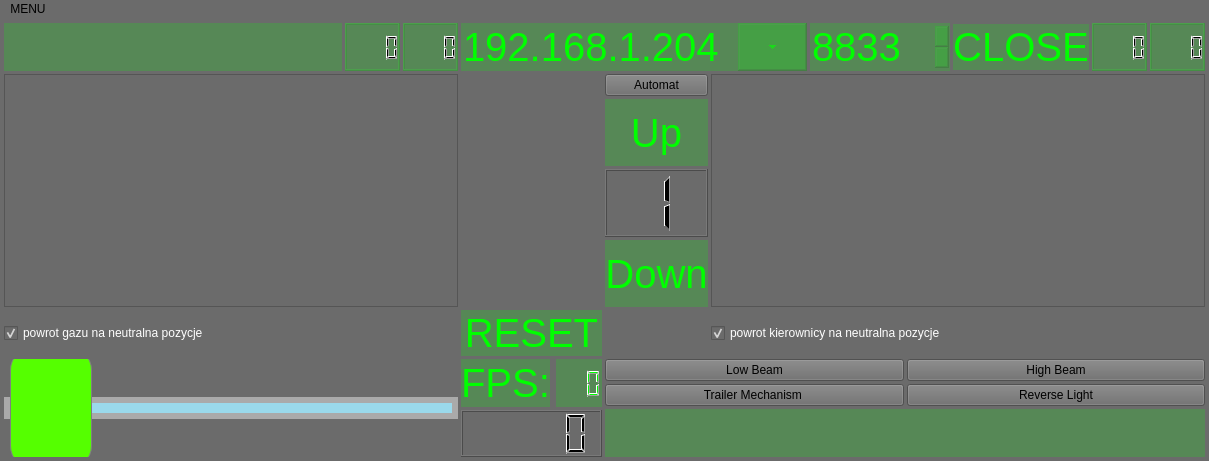
Qt form pilot/pilotwindow.ui (cyniu88/QT_kurs) before a commit.
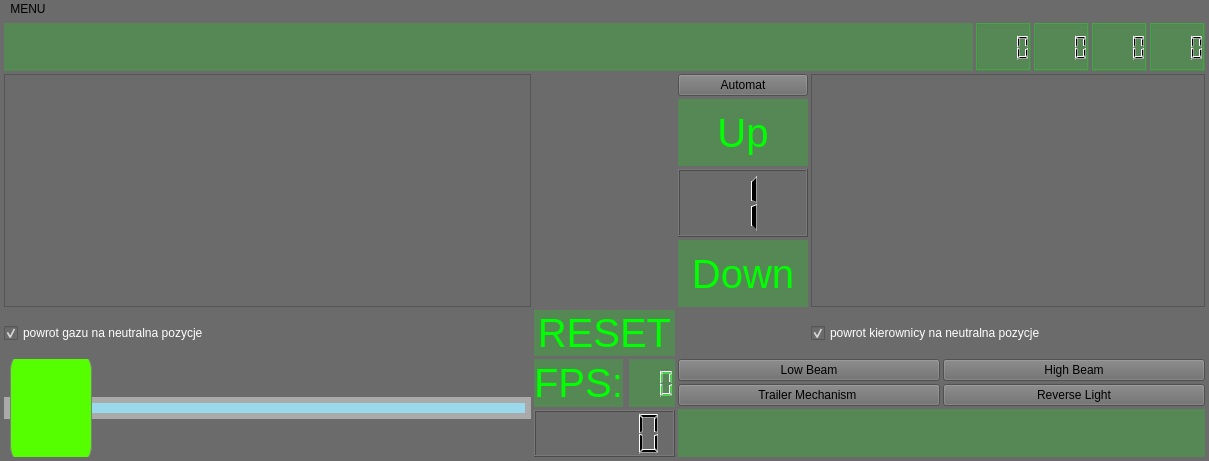
The same form after that commit. Icons and pictures are not drawn. Custom widgets are drawn as their Qt base class.

Commit message: wiekszy pasek menu  plus kolorowy dialog

The edit to the form file:
```diff
--- a/pilot/pilotwindow.ui
+++ b/pilot/pilotwindow.ui
@@ -89,247 +89,6 @@
       </item>
      </layout>
     </item>
-    <item row="3" column="6" colspan="6">
-     <widget class="QCheckBox" name="checkBoxWheel">
-      <property name="sizePolicy">
-       <sizepolicy hsizetype="Fixed" vsizetype="Fixed">
-        <horstretch>0</horstretch>
-        <verstretch>0</verstretch>
-       </sizepolicy>
-      </property>
-      <property name="styleSheet">
-       <string notr="true">color: rgb(255, 255, 255);</string>
-      </property>
-      <property name="text">
-       <string>powrot kierownicy na neutralna pozycje</string>
-      </property>
-      <property name="checked">
-       <bool>true</bool>
-      </property>
-      <property name="tristate">
-       <bool>false</bool>
-      </property>
-     </widget>
-    </item>
-    <item row="0" column="7" colspan="2">
-     <widget class="QSpinBox" name="port">
-      <property name="sizePolicy">
-       <sizepolicy hsizetype="Fixed" vsizetype="Fixed">
-        <horstretch>0</horstretch>
-        <verstretch>0</verstretch>
-       </sizepolicy>
-      </property>
-      <property name="styleSheet">
-       <string notr="true">background-color: rgba(0, 255, 0, 50);
- border: true;
-	border-color: rgb(0, 255, 0);
-	color: rgb(0, 255, 0);
-    font-family:  &quot;Franklin Gothic Medium&quot;;
-    font-size:  40px;</string>
-      </property>
-      <property name="maximum">
-       <number>99999</number>
-      </property>
-      <property name="value">
-       <number>8833</number>
-      </property>
-     </widget>
-    </item>
-    <item row="4" column="5" colspan="7">
-     <layout class="QGridLayout" name="gridLayout_5">
-      <item row="3" column="0" colspan="2">
-       <widget class="QLineEdit" name="infoTxt">
-        <property name="sizePolicy">
-         <sizepolicy hsizetype="Expanding" vsizetype="Fixed">
-          <horstretch>0</horstretch>
-          <verstretch>0</verstretch>
-         </sizepolicy>
-        </property>
-        <property name="styleSheet">
-         <string notr="true">background-color: rgba(0, 255, 0, 50);
- border: true;
-	border-color: rgb(0, 255, 0);
-	color: rgb(0, 255, 0);
-    font-family:  &quot;Franklin Gothic Medium&quot;;
-    font-size:  40px;</string>
-        </property>
-        <property name="readOnly">
-         <bool>true</bool>
-        </property>
-       </widget>
-      </item>
-      <item row="1" column="0" colspan="2">
-       <layout class="QHBoxLayout" name="horizontalLayout">
-        <item>
-         <widget class="myButton" name="buttonLowBeam">
-          <property name="text">
-           <string>Low Beam</string>
-          </property>
-         </widget>
-        </item>
-        <item>
-         <widget class="myButton" name="buttonHighBeam">
-          <property name="text">
-           <string>High Beam</string>
-          </property>
-         </widget>
-        </item>
-       </layout>
-      </item>
-      <item row="2" column="1">
-       <widget class="myButton" name="buttonReverseLight">
-        <property name="text">
-         <string>Reverse Light</string>
-        </property>
-       </widget>
-      </item>
-      <item row="2" column="0">
-       <widget class="myButton" name="buttonTrailerMechanism">
-        <property name="text">
-         <string>Trailer Mechanism </string>
-        </property>
-       </widget>
-      </item>
-     </layout>
-    </item>
-    <item row="0" column="3">
-     <widget class="QLCDNumber" name="gazLCD_y">
-      <property name="sizePolicy">
-       <sizepolicy hsizetype="Fixed" vsizetype="Ignored">
-        <horstretch>0</horstretch>
-        <verstretch>0</verstretch>
-       </sizepolicy>
-      </property>
-      <property name="styleSheet">
-       <string notr="true">background-color: rgba(0, 255, 0, 50);</string>
-      </property>
-      <property name="digitCount">
-       <number>4</number>
-      </property>
-     </widget>
-    </item>
-    <item row="0" column="0" colspan="2">
-     <widget class="QLineEdit" name="responsTxt">
-      <property name="sizePolicy">
-       <sizepolicy hsizetype="Expanding" vsizetype="Fixed">
-        <horstretch>0</horstretch>
-        <verstretch>0</verstretch>
-       </sizepolicy>
-      </property>
-      <property name="styleSheet">
-       <string notr="true">background-color: rgba(0, 255, 0, 50);
-border: true;
-border-color: rgb(0, 255, 0,255);
-color: rgb(0, 255, 0);
-font-family:  &quot;Franklin Gothic Medium&quot;;
-font-size:  40px;</string>
-      </property>
-      <property name="readOnly">
-       <bool>true</bool>
-      </property>
-     </widget>
-    </item>
-    <item row="0" column="11">
-     <widget class="QLCDNumber" name="skretLCD_y">
-      <property name="sizePolicy">
-       <sizepolicy hsizetype="Fixed" vsizetype="Ignored">
-        <horstretch>0</horstretch>
-        <verstretch>0</verstretch>
-       </sizepolicy>
-      </property>
-      <property name="styleSheet">
-       <string notr="true">background-color: rgba(0, 255, 0, 50);</string>
-      </property>
-      <property name="digitCount">
-       <number>4</number>
-      </property>
-     </widget>
-    </item>
-    <item row="0" column="2">
-     <widget class="QLCDNumber" name="gazLCD_x">
-      <property name="sizePolicy">
-       <sizepolicy hsizetype="Fixed" vsizetype="Ignored">
-        <horstretch>0</horstretch>
-        <verstretch>0</verstretch>
-       </sizepolicy>
-      </property>
-      <property name="styleSheet">
-       <string notr="true">background-color: rgba(0, 255, 0, 50);</string>
-      </property>
-      <property name="digitCount">
-       <number>4</number>
-      </property>
-     </widget>
-    </item>
-    <item row="2" column="5">
-     <layout class="QVBoxLayout" name="verticalLayout">
-      <item>
-       <widget class="myButton" name="buttonAutomatGearbox">
-        <property name="text">
-         <string>Automat</string>
-        </property>
-       </widget>
-      </item>
-      <item>
-       <widget class="myButton" name="push_plusGear">
-        <property name="sizePolicy">
-         <sizepolicy hsizetype="Minimum" vsizetype="Ignored">
-          <horstretch>0</horstretch>
-          <verstretch>0</verstretch>
-         </sizepolicy>
-        </property>
-        <property name="styleSheet">
-         <string notr="true">background-color: rgba(0, 255, 0, 50);
- border: true;
-	border-color: rgb(0, 255, 0);
-	color: rgb(0, 255, 0);
-    font-family:  &quot;Franklin Gothic Medium&quot;;
-    font-size:  40px;</string>
-        </property>
-        <property name="text">
-         <string>Up</string>
-        </property>
-       </widget>
-      </item>
-      <item>
-       <widget class="QLCDNumber" name="gear">
-        <property name="sizePolicy">
-         <sizepolicy hsizetype="Minimum" vsizetype="Ignored">
-          <horstretch>0</horstretch>
-          <verstretch>0</verstretch>
-         </sizepolicy>
-        </property>
-        <property name="digitCount">
-         <number>1</number>
-        </property>
-        <property name="intValue" stdset="0">
-         <number>1</number>
-        </property>
-       </widget>
-      </item>
-      <item>
-       <widget class="myButton" name="push_minusGear">
-        <property name="sizePolicy">
-         <sizepolicy hsizetype="Minimum" vsizetype="Ignored">
-          <horstretch>0</horstretch>
-          <verstretch>0</verstretch>
-         </sizepolicy>
-        </property>
-        <property name="styleSheet">
-         <string notr="true">background-color: rgba(0, 255, 0, 50);
- border: true;
-	border-color: rgb(0, 255, 0);
-	color: rgb(0, 255, 0);
-    font-family:  &quot;Franklin Gothic Medium&quot;;
-    font-size:  40px;</string>
-        </property>
-        <property name="text">
-         <string>Down</string>
-        </property>
-       </widget>
-      </item>
-     </layout>
-    </item>
     <item row="3" column="4">
      <widget class="myButton" name="reset">
       <property name="sizePolicy">
@@ -351,27 +110,6 @@
       </property>
      </widget>
     </item>
-    <item row="0" column="9">
-     <widget class="QPushButton" name="pushButtonClose">
-      <property name="sizePolicy">
-       <sizepolicy hsizetype="Minimum" vsizetype="Maximum">
-        <horstretch>0</horstretch>
-        <verstretch>0</verstretch>
-       </sizepolicy>
-      </property>
-      <property name="styleSheet">
-       <string notr="true">background-color: rgba(0, 255, 0, 50);
- border: true;
-	border-color: rgb(0, 255, 0);
-	color: rgb(0, 255, 0);
-    font-family:  &quot;Franklin Gothic Medium&quot;;
-    font-size:  40px;</string>
-      </property>
-      <property name="text">
-       <string>CLOSE</string>
-      </property>
-     </widget>
-    </item>
     <item row="3" column="0" colspan="3">
      <widget class="QCheckBox" name="checkBoxPower">
       <property name="styleSheet">
@@ -388,105 +126,6 @@
       </property>
      </widget>
     </item>
-    <item row="2" column="0" colspan="4">
-     <widget class="QGraphicsView" name="graphicsView_gaz">
-      <property name="verticalScrollBarPolicy">
-       <enum>Qt::ScrollBarAlwaysOff</enum>
-      </property>
-      <property name="horizontalScrollBarPolicy">
-       <enum>Qt::ScrollBarAlwaysOff</enum>
-      </property>
-      <property name="sizeAdjustPolicy">
-       <enum>QAbstractScrollArea::AdjustToContents</enum>
-      </property>
-     </widget>
-    </item>
-    <item row="2" column="6" colspan="6">
-     <widget class="QGraphicsView" name="graphicsView_skret">
-      <property name="sizePolicy">
-       <sizepolicy hsizetype="Preferred" vsizetype="Expanding">
-        <horstretch>0</horstretch>
-        <verstretch>0</verstretch>
-       </sizepolicy>
-      </property>
-      <property name="verticalScrollBarPolicy">
-       <enum>Qt::ScrollBarAlwaysOff</enum>
-      </property>
-      <property name="horizontalScrollBarPolicy">
-       <enum>Qt::ScrollBarAlwaysOff</enum>
-      </property>
-      <property name="sizeAdjustPolicy">
-       <enum>QAbstractScrollArea::AdjustToContents</enum>
-      </property>
-     </widget>
-    </item>
-    <item row="0" column="10">
-     <widget class="QLCDNumber" name="skretLCD_x">
-      <property name="sizePolicy">
-       <sizepolicy hsizetype="Fixed" vsizetype="Ignored">
-        <horstretch>0</horstretch>
-        <verstretch>0</verstretch>
-       </sizepolicy>
-      </property>
-      <property name="styleSheet">
-       <string notr="true">background-color: rgba(0, 255, 0, 50);</string>
-      </property>
-      <property name="digitCount">
-       <number>4</number>
-      </property>
-     </widget>
-    </item>
-    <item row="0" column="4" colspan="3">
-     <widget class="QComboBox" name="adresIP">
-      <property name="sizePolicy">
-       <sizepolicy hsizetype="Minimum" vsizetype="Fixed">
-        <horstretch>0</horstretch>
-        <verstretch>0</verstretch>
-       </sizepolicy>
-      </property>
-      <property name="styleSheet">
-       <string notr="true">
-QComboBox {
- 
-background-color: rgba(0, 255, 0, 50);
- border: true;
-	border-color: rgb(0, 255, 0);
-	color: rgb(0, 255, 0);
-    font-family:  &quot;Franklin Gothic Medium&quot;;
-    font-size:  40px;
-}
-QComboBox::drop-down {
-     width:19px;
-   
-    margin-right:50px;
-   
-}
-QComboBox::down-arrow {
-   
-	image: url(:/ikony/files/down_arrow.png);
-}
-	</string>
-      </property>
-      <property name="editable">
-       <bool>true</bool>
-      </property>
-      <item>
-       <property name="text">
-        <string>192.168.1.204</string>
-       </property>
-      </item>
-      <item>
-       <property name="text">
-        <string>192.168.43.208</string>
-       </property>
-      </item>
-      <item>
-       <property name="text">
-        <string>cyniu88.no-ip.pl</string>
-       </property>
-      </item>
-     </widget>
-    </item>
     <item row="4" column="0" colspan="4">
      <widget class="myTouchSlider" name="horizontalSlider">
       <property name="sizePolicy">
@@ -533,6 +172,275 @@
       </property>
      </widget>
     </item>
+    <item row="2" column="0" colspan="4">
+     <widget class="QGraphicsView" name="graphicsView_gaz">
+      <property name="verticalScrollBarPolicy">
+       <enum>Qt::ScrollBarAlwaysOff</enum>
+      </property>
+      <property name="horizontalScrollBarPolicy">
+       <enum>Qt::ScrollBarAlwaysOff</enum>
+      </property>
+      <property name="sizeAdjustPolicy">
+       <enum>QAbstractScrollArea::AdjustToContents</enum>
+      </property>
+     </widget>
+    </item>
+    <item row="2" column="5">
+     <layout class="QVBoxLayout" name="verticalLayout">
+      <item>
+       <widget class="myButton" name="buttonAutomatGearbox">
+        <property name="text">
+         <string>Automat</string>
+        </property>
+       </widget>
+      </item>
+      <item>
+       <widget class="myButton" name="push_plusGear">
+        <property name="sizePolicy">
+         <sizepolicy hsizetype="Minimum" vsizetype="Ignored">
+          <horstretch>0</horstretch>
+          <verstretch>0</verstretch>
+         </sizepolicy>
+        </property>
+        <property name="styleSheet">
+         <string notr="true">background-color: rgba(0, 255, 0, 50);
+ border: true;
+	border-color: rgb(0, 255, 0);
+	color: rgb(0, 255, 0);
+    font-family:  &quot;Franklin Gothic Medium&quot;;
+    font-size:  40px;</string>
+        </property>
+        <property name="text">
+         <string>Up</string>
+        </property>
+       </widget>
+      </item>
+      <item>
+       <widget class="QLCDNumber" name="gear">
+        <property name="sizePolicy">
+         <sizepolicy hsizetype="Minimum" vsizetype="Ignored">
+          <horstretch>0</horstretch>
+          <verstretch>0</verstretch>
+         </sizepolicy>
+        </property>
+        <property name="digitCount">
+         <number>1</number>
+        </property>
+        <property name="intValue" stdset="0">
+         <number>1</number>
+        </property>
+       </widget>
+      </item>
+      <item>
+       <widget class="myButton" name="push_minusGear">
+        <property name="sizePolicy">
+         <sizepolicy hsizetype="Minimum" vsizetype="Ignored">
+          <horstretch>0</horstretch>
+          <verstretch>0</verstretch>
+         </sizepolicy>
+        </property>
+        <property name="styleSheet">
+         <string notr="true">background-color: rgba(0, 255, 0, 50);
+ border: true;
+	border-color: rgb(0, 255, 0);
+	color: rgb(0, 255, 0);
+    font-family:  &quot;Franklin Gothic Medium&quot;;
+    font-size:  40px;</string>
+        </property>
+        <property name="text">
+         <string>Down</string>
+        </property>
+       </widget>
+      </item>
+     </layout>
+    </item>
+    <item row="3" column="6" colspan="3">
+     <widget class="QCheckBox" name="checkBoxWheel">
+      <property name="sizePolicy">
+       <sizepolicy hsizetype="Fixed" vsizetype="Fixed">
+        <horstretch>0</horstretch>
+        <verstretch>0</verstretch>
+       </sizepolicy>
+      </property>
+      <property name="styleSheet">
+       <string notr="true">color: rgb(255, 255, 255);</string>
+      </property>
+      <property name="text">
+       <string>powrot kierownicy na neutralna pozycje</string>
+      </property>
+      <property name="checked">
+       <bool>true</bool>
+      </property>
+      <property name="tristate">
+       <bool>false</bool>
+      </property>
+     </widget>
+    </item>
+    <item row="4" column="5" colspan="4">
+     <layout class="QGridLayout" name="gridLayout_5">
+      <item row="3" column="0" colspan="2">
+       <widget class="QLineEdit" name="infoTxt">
+        <property name="sizePolicy">
+         <sizepolicy hsizetype="Expanding" vsizetype="Fixed">
+          <horstretch>0</horstretch>
+          <verstretch>0</verstretch>
+         </sizepolicy>
+        </property>
+        <property name="styleSheet">
+         <string notr="true">background-color: rgba(0, 255, 0, 50);
+ border: true;
+	border-color: rgb(0, 255, 0);
+	color: rgb(0, 255, 0);
+    font-family:  &quot;Franklin Gothic Medium&quot;;
+    font-size:  40px;</string>
+        </property>
+        <property name="readOnly">
+         <bool>true</bool>
+        </property>
+       </widget>
+      </item>
+      <item row="1" column="0" colspan="2">
+       <layout class="QHBoxLayout" name="horizontalLayout">
+        <item>
+         <widget class="myButton" name="buttonLowBeam">
+          <property name="text">
+           <string>Low Beam</string>
+          </property>
+         </widget>
+        </item>
+        <item>
+         <widget class="myButton" name="buttonHighBeam">
+          <property name="text">
+           <string>High Beam</string>
+          </property>
+         </widget>
+        </item>
+       </layout>
+      </item>
+      <item row="2" column="1">
+       <widget class="myButton" name="buttonReverseLight">
+        <property name="text">
+         <string>Reverse Light</string>
+        </property>
+       </widget>
+      </item>
+      <item row="2" column="0">
+       <widget class="myButton" name="buttonTrailerMechanism">
+        <property name="text">
+         <string>Trailer Mechanism </string>
+        </property>
+       </widget>
+      </item>
+     </layout>
+    </item>
+    <item row="2" column="6" colspan="3">
+     <widget class="QGraphicsView" name="graphicsView_skret">
+      <property name="sizePolicy">
+       <sizepolicy hsizetype="Preferred" vsizetype="Expanding">
+        <horstretch>0</horstretch>
+        <verstretch>0</verstretch>
+       </sizepolicy>
+      </property>
+      <property name="verticalScrollBarPolicy">
+       <enum>Qt::ScrollBarAlwaysOff</enum>
+      </property>
+      <property name="horizontalScrollBarPolicy">
+       <enum>Qt::ScrollBarAlwaysOff</enum>
+      </property>
+      <property name="sizeAdjustPolicy">
+       <enum>QAbstractScrollArea::AdjustToContents</enum>
+      </property>
+     </widget>
+    </item>
+    <item row="0" column="0" colspan="9">
+     <layout class="QHBoxLayout" name="horizontalLayout_2">
+      <item>
+       <widget class="QLineEdit" name="responsTxt">
+        <property name="sizePolicy">
+         <sizepolicy hsizetype="Expanding" vsizetype="Fixed">
+          <horstretch>0</horstretch>
+          <verstretch>0</verstretch>
+         </sizepolicy>
+        </property>
+        <property name="styleSheet">
+         <string notr="true">background-color: rgba(0, 255, 0, 50);
+border: true;
+border-color: rgb(0, 255, 0,255);
+color: rgb(0, 255, 0);
+font-family:  &quot;Franklin Gothic Medium&quot;;
+font-size:  40px;</string>
+        </property>
+        <property name="readOnly">
+         <bool>true</bool>
+        </property>
+       </widget>
+      </item>
+      <item>
+       <widget class="QLCDNumber" name="gazLCD_x">
+        <property name="sizePolicy">
+         <sizepolicy hsizetype="Fixed" vsizetype="Ignored">
+          <horstretch>0</horstretch>
+          <verstretch>0</verstretch>
+         </sizepolicy>
+        </property>
+        <property name="styleSheet">
+         <string notr="true">background-color: rgba(0, 255, 0, 50);</string>
+        </property>
+        <property name="digitCount">
+         <number>4</number>
+        </property>
+       </widget>
+      </item>
+      <item>
+       <widget class="QLCDNumber" name="gazLCD_y">
+        <property name="sizePolicy">
+         <sizepolicy hsizetype="Fixed" vsizetype="Ignored">
+          <horstretch>0</horstretch>
+          <verstretch>0</verstretch>
+         </sizepolicy>
+        </property>
+        <property name="styleSheet">
+         <string notr="true">background-color: rgba(0, 255, 0, 50);</string>
+        </property>
+        <property name="digitCount">
+         <number>4</number>
+        </property>
+       </widget>
+      </item>
+      <item>
+       <widget class="QLCDNumber" name="skretLCD_x">
+        <property name="sizePolicy">
+         <sizepolicy hsizetype="Fixed" vsizetype="Ignored">
+          <horstretch>0</horstretch>
+          <verstretch>0</verstretch>
+         </sizepolicy>
+        </property>
+        <property name="styleSheet">
+         <string notr="true">background-color: rgba(0, 255, 0, 50);</string>
+        </property>
+        <property name="digitCount">
+         <number>4</number>
+        </property>
+       </widget>
+      </item>
+      <item>
+       <widget class="QLCDNumber" name="skretLCD_y">
+        <property name="sizePolicy">
+         <sizepolicy hsizetype="Fixed" vsizetype="Ignored">
+          <horstretch>0</horstretch>
+          <verstretch>0</verstretch>
+         </sizepolicy>
+        </property>
+        <property name="styleSheet">
+         <string notr="true">background-color: rgba(0, 255, 0, 50);</string>
+        </property>
+        <property name="digitCount">
+         <number>4</number>
+        </property>
+       </widget>
+      </item>
+     </layout>
+    </item>
    </layout>
   </widget>
   <widget class="QMenuBar" name="menuBar">
```
Left out of the diff: 46 changed lines with no effect on the pictures. The commit also changes 6 other files.
